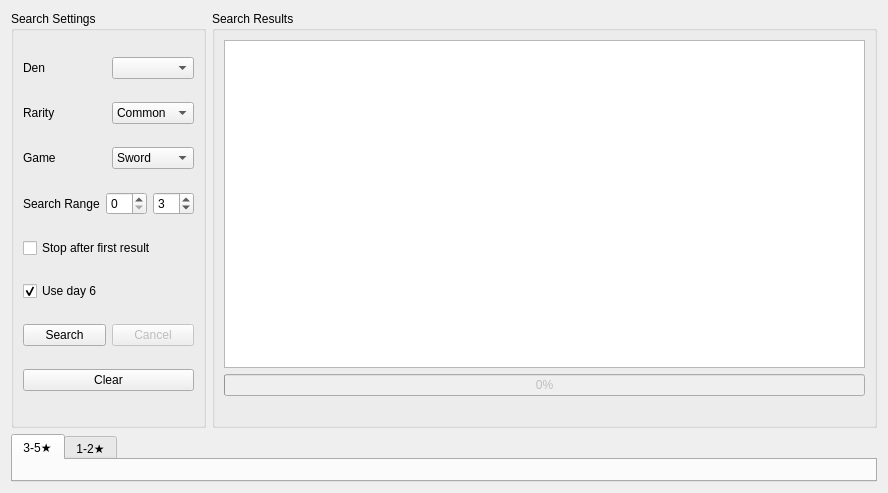
Qt form Forms/Tools/SeedCalculator.ui (Admiral-Fish/RaidFinder) before a commit.
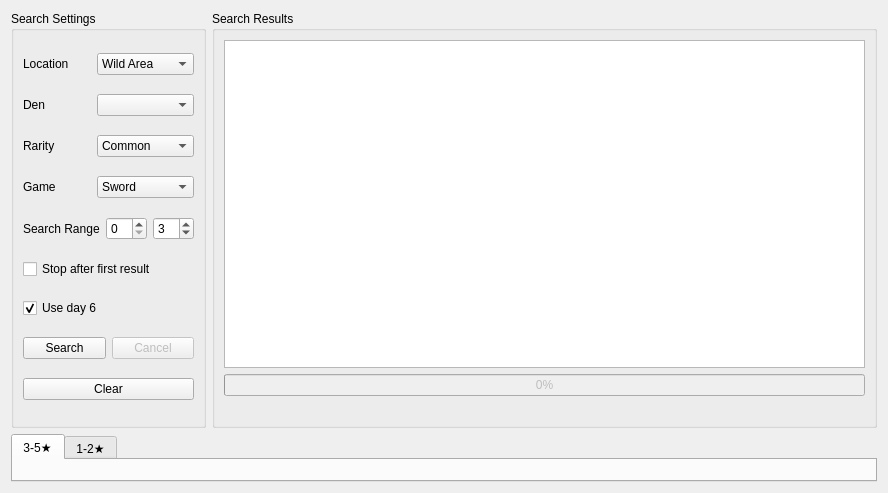
The same form after that commit. Custom widgets are drawn as their Qt base class.

Commit message: Seperate dens by location

```diff
--- a/Forms/Tools/SeedCalculator.ui
+++ b/Forms/Tools/SeedCalculator.ui
@@ -91,31 +91,21 @@
       <string>Search Settings</string>
      </property>
      <layout class="QGridLayout" name="gridLayout_4">
-      <item row="7" column="0" colspan="2">
-       <widget class="QPushButton" name="pushButtonClear">
-        <property name="text">
-         <string>Clear</string>
-        </property>
+      <item row="3" column="1">
+       <widget class="QComboBox" name="comboBoxGame">
+        <item>
+         <property name="text">
+          <string>Sword</string>
+         </property>
+        </item>
+        <item>
+         <property name="text">
+          <string>Shield</string>
+         </property>
+        </item>
        </widget>
       </item>
-      <item row="2" column="0">
-       <widget class="QLabel" name="labelGame">
-        <property name="text">
-         <string>Game</string>
-        </property>
-       </widget>
-      </item>
-      <item row="0" column="1">
-       <widget class="QComboBox" name="comboBoxDen"/>
-      </item>
-      <item row="1" column="0">
-       <widget class="QLabel" name="labelRarity">
-        <property name="text">
-         <string>Rarity</string>
-        </property>
-       </widget>
-      </item>
-      <item row="3" column="0" colspan="2">
+      <item row="4" column="0" colspan="2">
        <layout class="QHBoxLayout" name="horizontalLayout">
         <item>
          <widget class="QLabel" name="labelIVDeviation">
@@ -155,7 +145,66 @@
         </item>
        </layout>
       </item>
+      <item row="2" column="1">
+       <widget class="QComboBox" name="comboBoxRarity">
+        <item>
+         <property name="text">
+          <string>Common</string>
+         </property>
+        </item>
+        <item>
+         <property name="text">
+          <string>Rare</string>
+         </property>
+        </item>
+       </widget>
+      </item>
+      <item row="8" column="0" colspan="2">
+       <widget class="QPushButton" name="pushButtonClear">
+        <property name="text">
+         <string>Clear</string>
+        </property>
+       </widget>
+      </item>
       <item row="6" column="0" colspan="2">
+       <widget class="QCheckBox" name="checkBoxDay6">
+        <property name="text">
+         <string>Use day 6</string>
+        </property>
+        <property name="checked">
+         <bool>true</bool>
+        </property>
+       </widget>
+      </item>
+      <item row="3" column="0">
+       <widget class="QLabel" name="labelGame">
+        <property name="text">
+         <string>Game</string>
+        </property>
+       </widget>
+      </item>
+      <item row="5" column="0" colspan="2">
+       <widget class="QCheckBox" name="checkBoxStop">
+        <property name="text">
+         <string>Stop after first result</string>
+        </property>
+       </widget>
+      </item>
+      <item row="1" column="0">
+       <widget class="QLabel" name="labelDen">
+        <property name="text">
+         <string>Den</string>
+        </property>
+       </widget>
+      </item>
+      <item row="2" column="0">
+       <widget class="QLabel" name="labelRarity">
+        <property name="text">
+         <string>Rarity</string>
+        </property>
+       </widget>
+      </item>
+      <item row="7" column="0" colspan="2">
        <layout class="QHBoxLayout" name="horizontalLayout_2">
         <item>
          <widget class="QPushButton" name="pushButtonSearch">
@@ -177,54 +226,26 @@
        </layout>
       </item>
       <item row="1" column="1">
-       <widget class="QComboBox" name="comboBoxRarity">
+       <widget class="QComboBox" name="comboBoxDen"/>
+      </item>
+      <item row="0" column="1">
+       <widget class="QComboBox" name="comboBoxLocation">
         <item>
          <property name="text">
-          <string>Common</string>
+          <string>Wild Area</string>
          </property>
         </item>
         <item>
          <property name="text">
-          <string>Rare</string>
+          <string>Isle of Armor</string>
          </property>
         </item>
        </widget>
       </item>
       <item row="0" column="0">
-       <widget class="QLabel" name="labelDen">
+       <widget class="QLabel" name="labelLocation">
         <property name="text">
-         <string>Den</string>
-        </property>
-       </widget>
-      </item>
-      <item row="2" column="1">
-       <widget class="QComboBox" name="comboBoxGame">
-        <item>
-         <property name="text">
-          <string>Sword</string>
-         </property>
-        </item>
-        <item>
-         <property name="text">
-          <string>Shield</string>
-         </property>
-        </item>
-       </widget>
-      </item>
-      <item row="4" column="0" colspan="2">
-       <widget class="QCheckBox" name="checkBoxStop">
-        <property name="text">
-         <string>Stop after first result</string>
-        </property>
-       </widget>
-      </item>
-      <item row="5" column="0" colspan="2">
-       <widget class="QCheckBox" name="checkBoxDay6">
-        <property name="text">
-         <string>Use day 6</string>
-        </property>
-        <property name="checked">
-         <bool>true</bool>
+         <string>Location</string>
         </property>
        </widget>
       </item>
```
Left out of the diff: 2 changed lines with no effect on the pictures. The commit also changes 11 other files.
